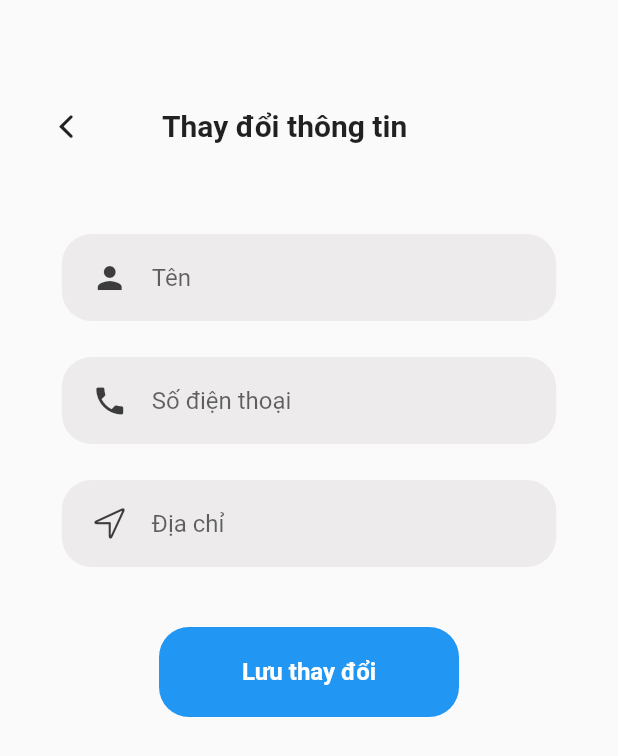
After one commit to vando2108/csc13002-19tn-group15, a Flutter app: the UpdateProfileScreen screen opened directly, on a phone screen of 412 x 824 dp. The commit adds this screen. Shown: the top 756 px of the screen. Run offline on Flutter 3.47's test engine with Material 2 defaults, Android fonts, the phone set to English and light mode, and no system bars; our stand-ins replace flutter_dotenv, flutter_secure_storage, font_awesome_flutter, google_fonts, image_picker, socket_io_client; accounts and stored records are empty; network calls fail.

Commit message:
done update profile

```diff
--- a/lib/views/screens/main_tab_bar.dart
+++ b/lib/views/screens/main_tab_bar.dart
@@ -2,8 +2,8 @@ import 'dart:ui';
 
 import 'package:flashare/views/screens/chat/chat_tab.dart';
 import 'package:flashare/views/screens/home/home.dart';
-import 'package:flashare/views/screens/profile_tab.dart';
-import 'package:flashare/views/screens/upload_tab.dart';
+import 'package:flashare/views/screens/profile/profile_tab.dart';
+import 'package:flashare/views/screens/upload/upload_tab.dart';
 import 'package:flashare/views/widgets/app_size.dart';
 import 'package:flutter/material.dart';
 import 'package:google_fonts/google_fonts.dart';
--- /dev/null
+++ b/lib/views/screens/profile/update_profile.dart
@@ -0,0 +1,126 @@
+import 'dart:convert';
+import 'dart:io';
+
+import 'package:flashare/controller/authentication_controller.dart';
+import 'package:flashare/controller/profile_controller.dart';
+import 'package:flashare/views/widgets/rounded_input_field.dart';
+import 'package:flutter/cupertino.dart';
+import 'package:flutter/material.dart';
+import 'package:image_picker/image_picker.dart';
+
+class UpdateProfileScreen extends StatefulWidget {
+  const UpdateProfileScreen({Key? key}) : super(key: key);
+
+  @override
+  _UpdateProfileScreenState createState() => _UpdateProfileScreenState();
+}
+
+class _UpdateProfileScreenState extends State<UpdateProfileScreen> {
+  final _newPhone = new TextEditingController(text: "");
+  final _newAddress = new TextEditingController(text: "");
+  final _newName = new TextEditingController(text: "");
+
+  @override
+  Widget build(BuildContext context) {
+    return Scaffold(
+      body: Padding(
+        padding: const EdgeInsets.fromLTRB(20, 60, 20, 60),
+        child: Column(
+          children: [
+            Row(
+              children: [
+                IconButton(
+                  onPressed: () {
+                    Navigator.pop(context);
+                  },
+                  icon: Icon(CupertinoIcons.back),
+                ),
+                SizedBox(width: 40),
+                Text(
+                  'Thay đổi thông tin',
+                  style: TextStyle(
+                    fontSize: 20,
+                    fontWeight: FontWeight.bold,
+                  ),
+                ),
+              ],
+            ),
+            SizedBox(height: 48),
+            RoundedInputField(
+              hintText: 'Tên',
+              icon: Icons.person,
+              onChanged: (value) {},
+              controller: _newName,
+            ),
+            SizedBox(height: 24),
+            RoundedInputField(
+              hintText: 'Số điện thoại',
+              icon: Icons.phone,
+              onChanged: (value) {},
+              controller: _newPhone,
+            ),
+            SizedBox(height: 24),
+            RoundedInputField(
+              hintText: 'Địa chỉ',
+              icon: CupertinoIcons.location,
+              onChanged: (value) {},
+              controller: _newAddress,
+            ),
+            SizedBox(height: 40),
+            Container(
+              child: MaterialButton(
+                color: Colors.blue,
+                elevation: 0,
+                highlightElevation: 0,
+                height: 60,
+                minWidth: 200,
+                shape: RoundedRectangleBorder(
+                  borderRadius: BorderRadius.circular(20),
+                ),
+                onPressed: () async {
+                  String newName = _newName.text;
+                  String newPhone = _newPhone.text;
+                  String newAddress = _newAddress.text;
+                  List response = await ProfileController().updateProfile(
+                      newName: newName,
+                      newPhone: newPhone,
+                      newAdrr: newAddress);
+                  if (response[0] == false) {
+                    _showDialog(message: response[1]);
+                  } else {
+                    _showDialog(message: "Cập nhật thành công.");
+                  }
+                },
+                child: Text(
+                  'Lưu thay đổi',
+                  style: TextStyle(
+                    fontSize: 16,
+                    fontWeight: FontWeight.w700,
+                    color: Colors.white,
+                  ),
+                ),
+              ),
+            ),
+          ],
+        ),
+      ),
+    );
+  }
+
+  _showDialog({required String message}) {
+    return showDialog(
+        context: context,
+        builder: (context) {
+          return CupertinoAlertDialog(
+            title: Text(message),
+            actions: [
+              TextButton(
+                  onPressed: () {
+                    Navigator.pop(context);
+                  },
+                  child: Text("Close"))
+            ],
+          );
+        });
+  }
+}
--- a/lib/views/screens/item_request.dart
+++ b/lib/views/screens/upload/item_request.dart
@@ -1,5 +1,5 @@
 import 'package:flashare/controller/upload_controller.dart';
-import 'package:flashare/views/screens/other_profile.dart';
+import 'package:flashare/views/screens/profile/other_profile.dart';
 import 'package:flashare/views/widgets/avatar_circle.dart';
 import 'package:flutter/cupertino.dart';
 import 'package:flutter/material.dart';
--- a/lib/views/screens/request_sent.dart
+++ b/lib/views/screens/upload/request_sent.dart
@@ -1,5 +1,5 @@
 import 'package:flashare/controller/request_controller.dart';
-import 'package:flashare/views/screens/add_review_screen.dart';
+import 'package:flashare/views/screens/profile/add_review_screen.dart';
 import 'package:flashare/views/widgets/app_size.dart';
 import 'package:flashare/views/widgets/avatar_circle.dart';
 import 'package:flashare/views/widgets/item_posted_box.dart';
@@ -20,6 +20,7 @@ class _RequestSentScreenState extends State<RequestSentScreen>
   late TabController _tabController;
   int _currentTab = 0;
   late Future<List> dataPending;
+
   late Future<List> dataArchived;
   var requestController = RequestController();
 
@@ -83,7 +84,7 @@ class _RequestSentScreenState extends State<RequestSentScreen>
                   indicatorPadding:
                       const EdgeInsets.symmetric(vertical: 1, horizontal: 5),
                   tabs: const [
-                    Tab(text: 'Đang giao'),
+                    Tab(text: 'Yêu cầu của tôi'),
                     Tab(text: 'Đã nhận'),
                   ],
                 ),
--- a/lib/views/screens/upload_tab.dart
+++ b/lib/views/screens/upload/upload_tab.dart
@@ -34,7 +34,7 @@ class _UploadTabState extends State<UploadTab>
       });
     });
     dataItem = UploadController().getItemUpload();
-    timer = Timer.periodic(Duration(seconds: 30), (Timer t) {
+    timer = Timer.periodic(Duration(seconds: 10), (Timer t) {
       setState(() {
         dataItem = UploadController().getItemUpload();
       });
--- a/lib/views/widgets/item_posted_box.dart
+++ b/lib/views/widgets/item_posted_box.dart
@@ -1,4 +1,4 @@
-import 'package:flashare/views/screens/item_request.dart';
+import 'package:flashare/views/screens/upload/item_request.dart';
 import 'package:flashare/views/widgets/image_border.dart';
 import 'package:flutter/material.dart';
 import 'package:google_fonts/google_fonts.dart';
--- a/lib/views/widgets/item_request_box.dart
+++ b/lib/views/widgets/item_request_box.dart
@@ -1,5 +1,5 @@
-import 'package:flashare/views/screens/item_request.dart';
-import 'package:flashare/views/screens/other_profile.dart';
+import 'package:flashare/views/screens/upload/item_request.dart';
+import 'package:flashare/views/screens/profile/other_profile.dart';
 import 'package:flashare/views/widgets/avatar_circle.dart';
 import 'package:flashare/views/widgets/image_border.dart';
 import 'package:flutter/material.dart';
--- a/lib/views/widgets/list_item.dart
+++ b/lib/views/widgets/list_item.dart
@@ -1,5 +1,5 @@
 import 'package:flashare/models/item.dart';
-import 'package:flashare/views/screens/item_detail.dart';
+import 'package:flashare/views/screens/home/item_detail.dart';
 import 'package:flutter/material.dart';
 
 import 'item_card.dart';
```
Also changed, not shown: lib/controller/profile_controller.dart (+38 -6 lines), lib/views/screens/main_layout.dart (+4 -4 lines), lib/views/screens/profile/other_profile.dart (renamed from lib/views/screens/profile_tab.dart, +40 -59 lines), lib/views/screens/profile/profile_tab.dart (renamed from lib/views/screens/other_profile.dart, +80 -29 lines), lib/views/screens/profile/update_avatar.dart (added, +188 -0 lines), lib/views/screens/authen/change_password.dart (renamed from lib/views/screens/change_password.dart), lib/views/screens/home/item_detail.dart (renamed from lib/views/screens/item_detail.dart), lib/views/screens/profile/add_review_screen.dart (renamed from lib/views/screens/add_review_screen.dart), lib/views/screens/profile/review_screen.dart (renamed from lib/views/screens/review_screen.dart), lib/views/screens/upload/upload_item.dart (renamed from lib/views/screens/upload_item.dart).
